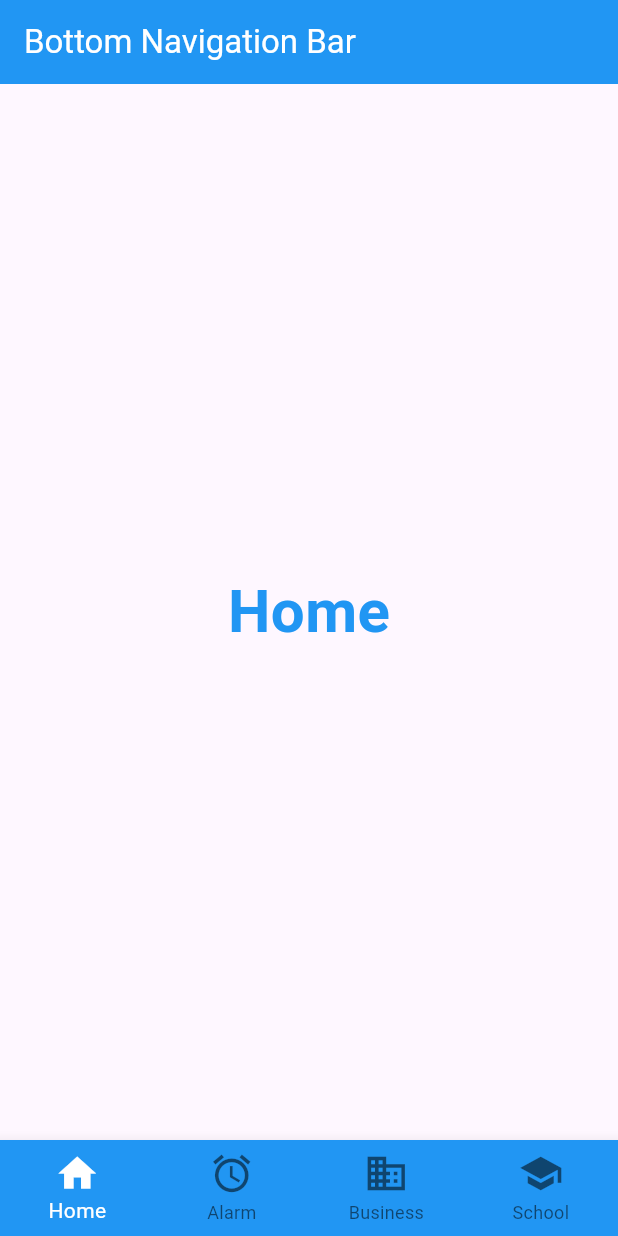
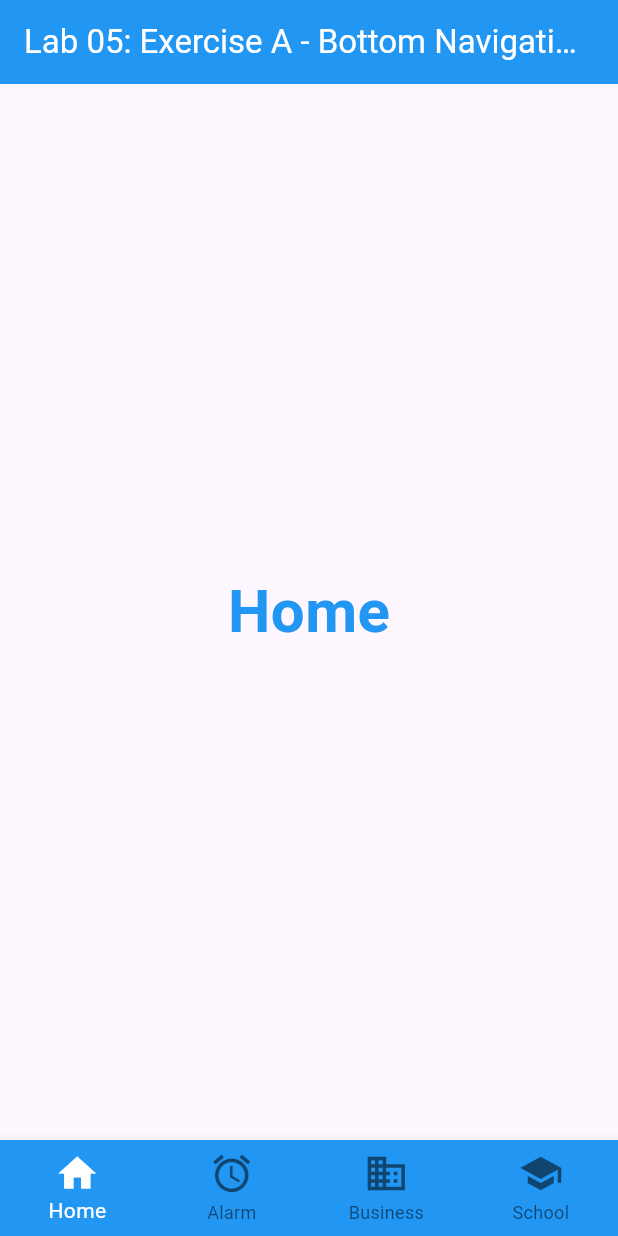
Before and after one commit to xy0625/TMA3084_G02_104731_Lab05_Lesson07, a Flutter app: the screen it shows after launch, on a phone screen of 412 x 824 dp. Run offline on Flutter 3.47's test engine with Material 3 defaults, Android fonts, the phone set to English and light mode, and no system bars.

Commit message:
Update AppBar title

```diff
--- a/bottom_navigator_bar_lab/lib/main.dart
+++ b/bottom_navigator_bar_lab/lib/main.dart
@@ -32,7 +32,7 @@ class _BottomNavLabState extends State<BottomNavLab> {
   Widget build(BuildContext context) {
     return Scaffold(
       appBar: AppBar(
-        title: const Text('Bottom Navigation Bar'),
+        title: const Text('Lab 05: Exercise A - Bottom Navigation Bar'),
         backgroundColor: Colors.blue,
         foregroundColor: Colors.white,
       ),
```
